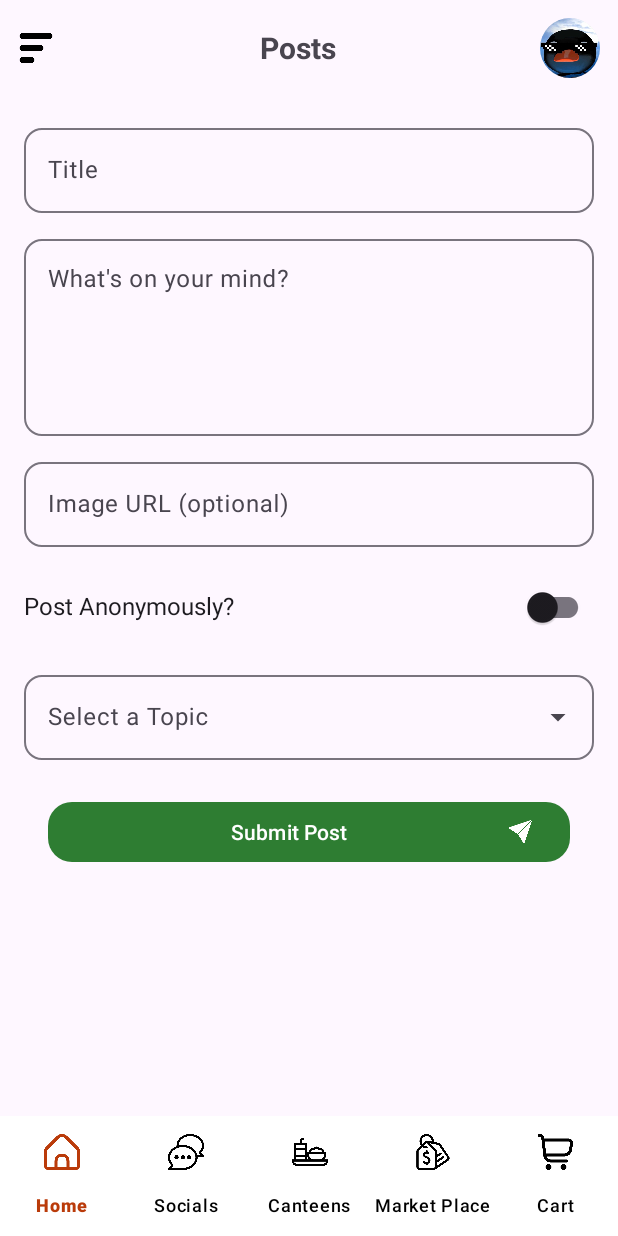
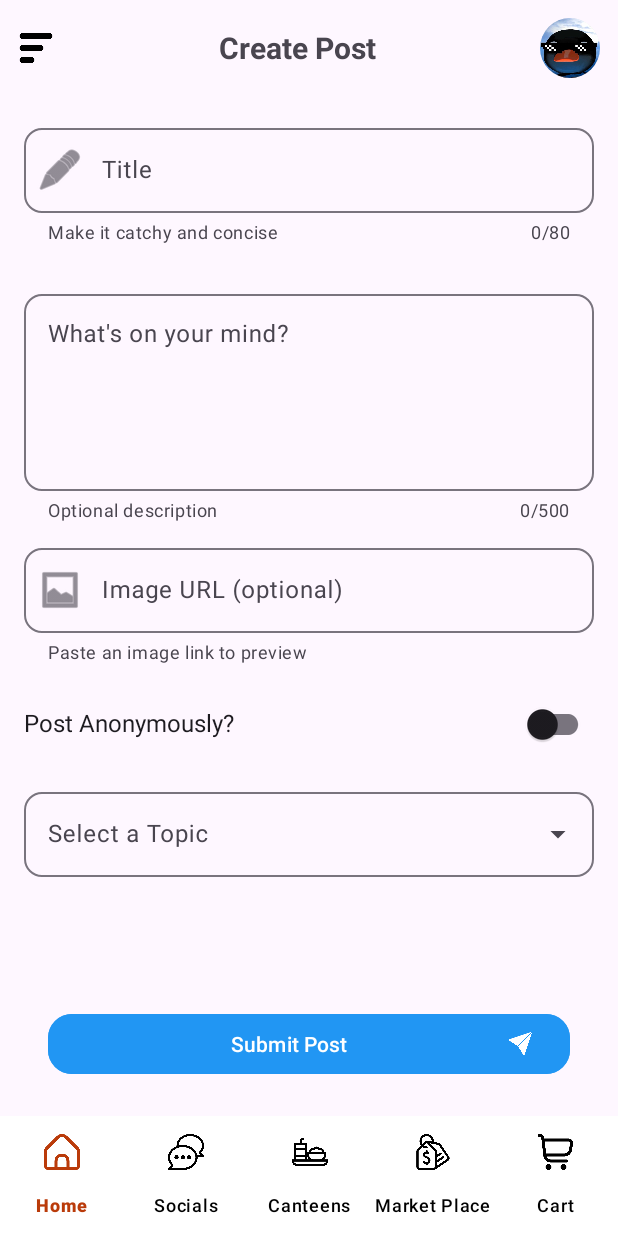
Before and after one commit to SayedHaneef31/Campus-Dock---Android, an Android app: the CreatePostFragment screen opened through its navigation route, on a phone screen of 412 x 824 dp. Run offline under Robolectric (Android 15) with nearby library versions, the phone set to English and light mode, and no system bars; our stand-ins replace Room's generated code, navigation-ui; pictures from the network do not load.

Commit message:
Improved the post creating screen

```diff
--- a/app/src/main/java/com/sayed/campusdock/UI/Socials/CreatePostFragment.kt
+++ b/app/src/main/java/com/sayed/campusdock/UI/Socials/CreatePostFragment.kt
@@ -18,6 +18,8 @@ import com.sayed.campusdock.Data.Socials.PostRequest
 import com.sayed.campusdock.Data.Socials.TopicResponse
 import com.sayed.campusdock.R
 import com.sayed.campusdock.databinding.FragmentCreatePostBinding
+import com.bumptech.glide.Glide
+import androidx.core.widget.addTextChangedListener
 import kotlinx.coroutines.CoroutineScope
 import kotlinx.coroutines.Dispatchers
 import kotlinx.coroutines.launch
@@ -50,6 +52,20 @@ class CreatePostFragment : Fragment() {
 
         // Fetch topics and then set up the spinner
         fetchTopics()
+
+        // Live image preview
+        binding.etPostImageUrl.addTextChangedListener { text ->
+            val url = text?.toString()?.trim()
+            if (!url.isNullOrEmpty()) {
+                binding.cardImagePreview.visibility = View.VISIBLE
+                Glide.with(this)
+                    .load(url)
+                    .centerCrop()
+                    .into(binding.ivPreview)
+            } else {
+                binding.cardImagePreview.visibility = View.GONE
+            }
+        }
 
         binding.btnSubmitPost.setOnClickListener {
             submitPost()
--- /dev/null
+++ b/app/src/main/res/drawable/ic_image.xml
@@ -0,0 +1,6 @@
+<?xml version="1.0" encoding="utf-8"?>
+<selector xmlns:android="http://schemas.android.com/apk/res/android">
+    <item android:drawable="@android:drawable/ic_menu_gallery"/>
+    <!-- Fallback gallery icon from system -->
+    <!-- You can replace this with a custom vector later -->
+</selector>
--- /dev/null
+++ b/app/src/main/res/drawable/ic_title.xml
@@ -0,0 +1,7 @@
+<?xml version="1.0" encoding="utf-8"?>
+<selector xmlns:android="http://schemas.android.com/apk/res/android">
+    <item android:drawable="@android:drawable/ic_menu_edit"/>
+    <!-- Fallback edit icon from system -->
+    <!-- You can replace this with a custom vector later -->
+
+</selector>
--- a/app/src/main/res/layout/fragment_create_post.xml
+++ b/app/src/main/res/layout/fragment_create_post.xml
@@ -31,7 +31,7 @@
             android:layout_width="0dp"
             android:layout_height="wrap_content"
             android:layout_weight="1"
-            android:text="Posts"
+            android:text="Create Post"
             android:textStyle="bold"
             android:textSize="20sp"
             android:gravity="center"/>
@@ -47,21 +47,37 @@
             android:contentDescription="Profile"/>
     </LinearLayout>
 
-    <!-- Post Title -->
+    <!-- Scrollable content between top bar and submit button -->
+    <androidx.core.widget.NestedScrollView
+        android:id="@+id/scrollContent"
+        android:layout_width="0dp"
+        android:layout_height="0dp"
+        android:fillViewport="true"
+        app:layout_constraintTop_toBottomOf="@id/topBar"
+        app:layout_constraintBottom_toTopOf="@id/btnSubmitPost"
+        app:layout_constraintStart_toStartOf="parent"
+        app:layout_constraintEnd_toEndOf="parent">
+
+        <LinearLayout
+            android:layout_width="match_parent"
+            android:layout_height="wrap_content"
+            android:orientation="vertical">
+
             <com.google.android.material.textfield.TextInputLayout
                 android:id="@+id/tilPostTitle"
                 style="@style/Widget.Material3.TextInputLayout.OutlinedBox"
-        android:layout_width="0dp"
+                android:layout_width="match_parent"
                 android:layout_height="wrap_content"
+                android:layout_margin="16dp"
                 android:hint="Title"
+                app:startIconDrawable="@drawable/ic_title"
+                app:counterEnabled="true"
+                app:counterMaxLength="80"
+                app:helperText="Make it catchy and concise"
                 app:boxCornerRadiusTopStart="12dp"
                 app:boxCornerRadiusTopEnd="12dp"
                 app:boxCornerRadiusBottomStart="12dp"
-        app:boxCornerRadiusBottomEnd="12dp"
-        app:layout_constraintTop_toBottomOf="@id/topBar"
-        app:layout_constraintStart_toStartOf="parent"
-        app:layout_constraintEnd_toEndOf="parent"
-        android:layout_margin="16dp">
+                app:boxCornerRadiusBottomEnd="12dp">
 
                 <com.google.android.material.textfield.TextInputEditText
                     android:id="@+id/etPostTitle"
@@ -70,22 +86,21 @@
                     android:inputType="textCapSentences"/>
             </com.google.android.material.textfield.TextInputLayout>
 
-    <!-- Post Content -->
             <com.google.android.material.textfield.TextInputLayout
                 android:id="@+id/tilPostContent"
                 style="@style/Widget.Material3.TextInputLayout.OutlinedBox"
-        android:layout_width="0dp"
+                android:layout_width="match_parent"
                 android:layout_height="wrap_content"
+                android:layout_marginHorizontal="16dp"
+                android:layout_marginTop="12dp"
                 android:hint="What's on your mind?"
+                app:counterEnabled="true"
+                app:counterMaxLength="500"
+                app:helperText="Optional description"
                 app:boxCornerRadiusTopStart="12dp"
                 app:boxCornerRadiusTopEnd="12dp"
                 app:boxCornerRadiusBottomStart="12dp"
-        app:boxCornerRadiusBottomEnd="12dp"
-        app:layout_constraintTop_toBottomOf="@id/tilPostTitle"
-        app:layout_constraintStart_toStartOf="parent"
-        app:layout_constraintEnd_toEndOf="parent"
-        android:layout_marginHorizontal="16dp"
-        android:layout_marginTop="12dp">
+                app:boxCornerRadiusBottomEnd="12dp">
 
                 <com.google.android.material.textfield.TextInputEditText
                     android:id="@+id/etPostContent"
@@ -96,22 +111,21 @@
                     android:inputType="textMultiLine"/>
             </com.google.android.material.textfield.TextInputLayout>
 
-    <!-- Image URL -->
             <com.google.android.material.textfield.TextInputLayout
                 android:id="@+id/tilPostImageUrl"
                 style="@style/Widget.Material3.TextInputLayout.OutlinedBox"
-        android:layout_width="0dp"
+                android:layout_width="match_parent"
                 android:layout_height="wrap_content"
+                android:layout_marginHorizontal="16dp"
+                android:layout_marginTop="12dp"
                 android:hint="Image URL (optional)"
+                app:startIconDrawable="@drawable/ic_image"
+                app:endIconMode="clear_text"
+                app:helperText="Paste an image link to preview"
                 app:boxCornerRadiusTopStart="12dp"
                 app:boxCornerRadiusTopEnd="12dp"
                 app:boxCornerRadiusBottomStart="12dp"
-        app:boxCornerRadiusBottomEnd="12dp"
-        app:layout_constraintTop_toBottomOf="@id/tilPostContent"
-        app:layout_constraintStart_toStartOf="parent"
-        app:layout_constraintEnd_toEndOf="parent"
-        android:layout_marginHorizontal="16dp"
-        android:layout_marginTop="12dp">
+                app:boxCornerRadiusBottomEnd="12dp">
 
                 <com.google.android.material.textfield.TextInputEditText
                     android:id="@+id/etPostImageUrl"
@@ -120,17 +134,30 @@
                     android:inputType="textUri"/>
             </com.google.android.material.textfield.TextInputLayout>
 
-    <!-- Anonymous Toggle -->
+            <com.google.android.material.card.MaterialCardView
+                android:id="@+id/cardImagePreview"
+                android:layout_width="match_parent"
+                android:layout_height="wrap_content"
+                android:layout_marginHorizontal="16dp"
+                android:layout_marginTop="12dp"
+                app:cardCornerRadius="12dp"
+                app:cardElevation="4dp"
+                android:visibility="gone">
+
+                <ImageView
+                    android:id="@+id/ivPreview"
+                    android:layout_width="match_parent"
+                    android:layout_height="180dp"
+                    android:scaleType="centerCrop"/>
+            </com.google.android.material.card.MaterialCardView>
+
             <LinearLayout
                 android:id="@+id/layoutAnonymous"
-        android:layout_width="0dp"
+                android:layout_width="match_parent"
                 android:layout_height="wrap_content"
                 android:orientation="horizontal"
                 android:paddingHorizontal="16dp"
-        android:layout_marginTop="16dp"
-        app:layout_constraintTop_toBottomOf="@id/tilPostImageUrl"
-        app:layout_constraintStart_toStartOf="parent"
-        app:layout_constraintEnd_toEndOf="parent">
+                android:layout_marginTop="16dp">
 
                 <TextView
                     android:id="@+id/tvIsAnonymous"
@@ -148,22 +175,18 @@
                     android:layout_height="wrap_content" />
             </LinearLayout>
 
-    <!-- Topic Selection -->
             <com.google.android.material.textfield.TextInputLayout
                 android:id="@+id/tilTopic"
                 style="@style/Widget.Material3.TextInputLayout.OutlinedBox.ExposedDropdownMenu"
-        android:layout_width="0dp"
+                android:layout_width="match_parent"
                 android:layout_height="wrap_content"
+                android:layout_marginHorizontal="16dp"
+                android:layout_marginTop="16dp"
                 android:hint="Select a Topic"
                 app:boxCornerRadiusTopStart="12dp"
                 app:boxCornerRadiusTopEnd="12dp"
                 app:boxCornerRadiusBottomStart="12dp"
-        app:boxCornerRadiusBottomEnd="12dp"
-        app:layout_constraintTop_toBottomOf="@id/layoutAnonymous"
-        app:layout_constraintStart_toStartOf="parent"
-        app:layout_constraintEnd_toEndOf="parent"
-        android:layout_marginHorizontal="16dp"
-        android:layout_marginTop="16dp">
+                app:boxCornerRadiusBottomEnd="12dp">
 
                 <AutoCompleteTextView
                     android:id="@+id/atvTopic"
@@ -172,6 +195,13 @@
                     android:inputType="none"/>
             </com.google.android.material.textfield.TextInputLayout>
 
+            <!-- Extra bottom padding so last field isn't hidden behind button -->
+            <View
+                android:layout_width="match_parent"
+                android:layout_height="24dp"/>
+        </LinearLayout>
+    </androidx.core.widget.NestedScrollView>
+
     <!-- Submit Button -->
     <com.google.android.material.button.MaterialButton
         android:id="@+id/btnSubmitPost"
@@ -179,15 +209,18 @@
         android:layout_height="wrap_content"
         android:text="Submit Post"
         android:textAllCaps="false"
+        android:backgroundTint="@color/blue"
+        android:textColor="@android:color/white"
+        app:strokeWidth="0dp"
         app:cornerRadius="16dp"
         app:icon="@drawable/submit_icon"
         app:iconGravity="end"
         app:iconTint="@color/white"
-        app:layout_constraintTop_toBottomOf="@id/tilTopic"
+        app:layout_constraintBottom_toBottomOf="parent"
         app:layout_constraintStart_toStartOf="parent"
         app:layout_constraintEnd_toEndOf="parent"
         android:layout_marginHorizontal="32dp"
-        android:layout_marginTop="24dp"/>
+        android:layout_marginBottom="24dp"/>
 
     <!-- Loading -->
     <ProgressBar
```
Lines whose indentation alone changed are shown as unchanged.
